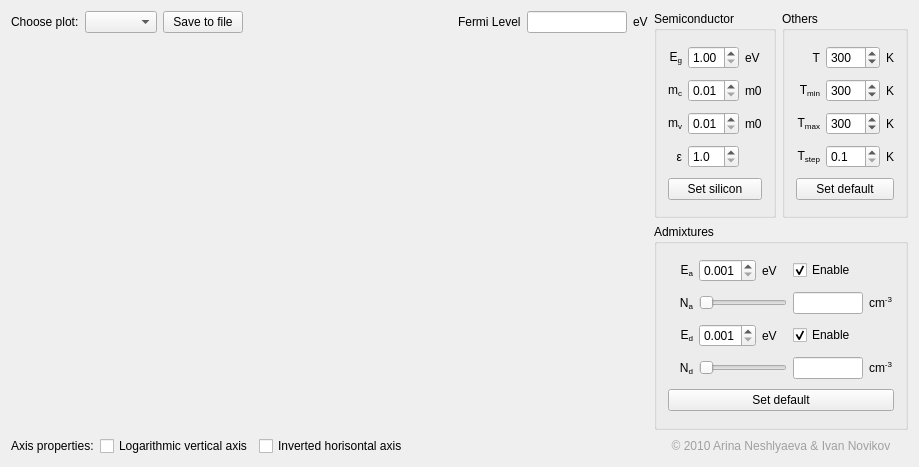
Qt form widget.ui (NIA/semiconductor) before a commit.
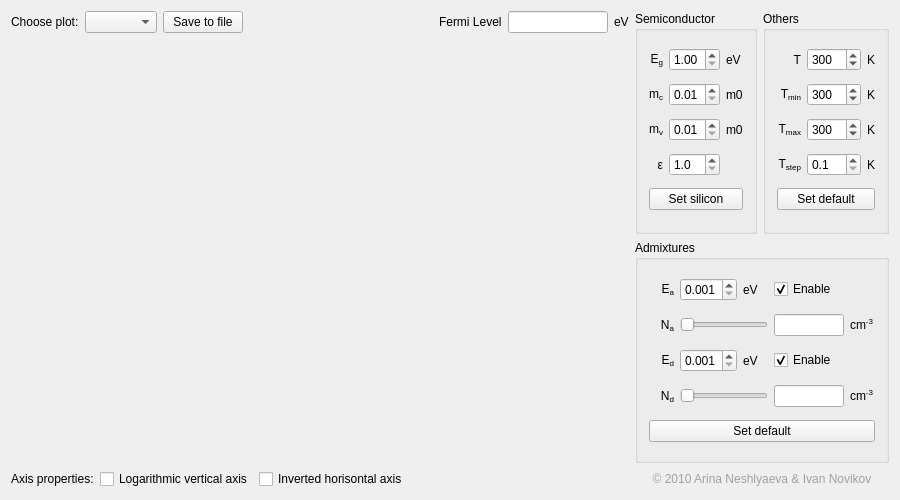
The same form after that commit. Custom widgets are drawn as their Qt base class.

Commit message: GUI: Подписи осей и начальные размеры

What changed in the file:
```diff
--- a/widget.ui
+++ b/widget.ui
@@ -6,8 +6,8 @@
    <rect>
     <x>0</x>
     <y>0</y>
-    <width>919</width>
-    <height>467</height>
+    <width>900</width>
+    <height>500</height>
    </rect>
   </property>
   <property name="windowTitle">
```
The commit also changes 1 other file.
